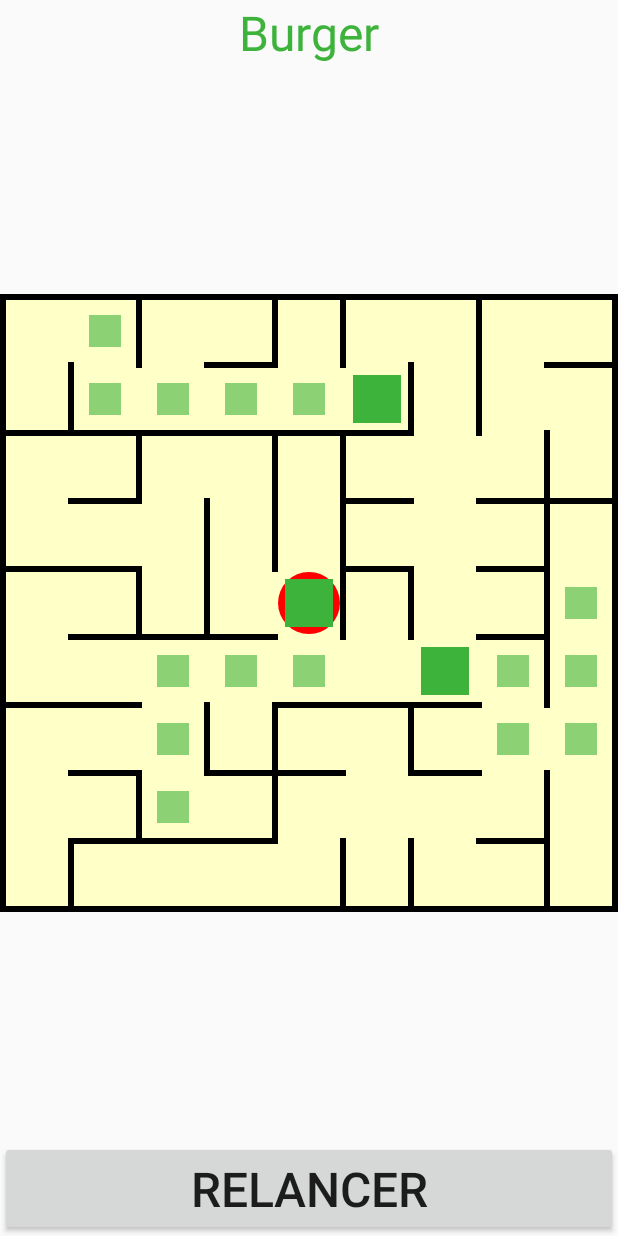
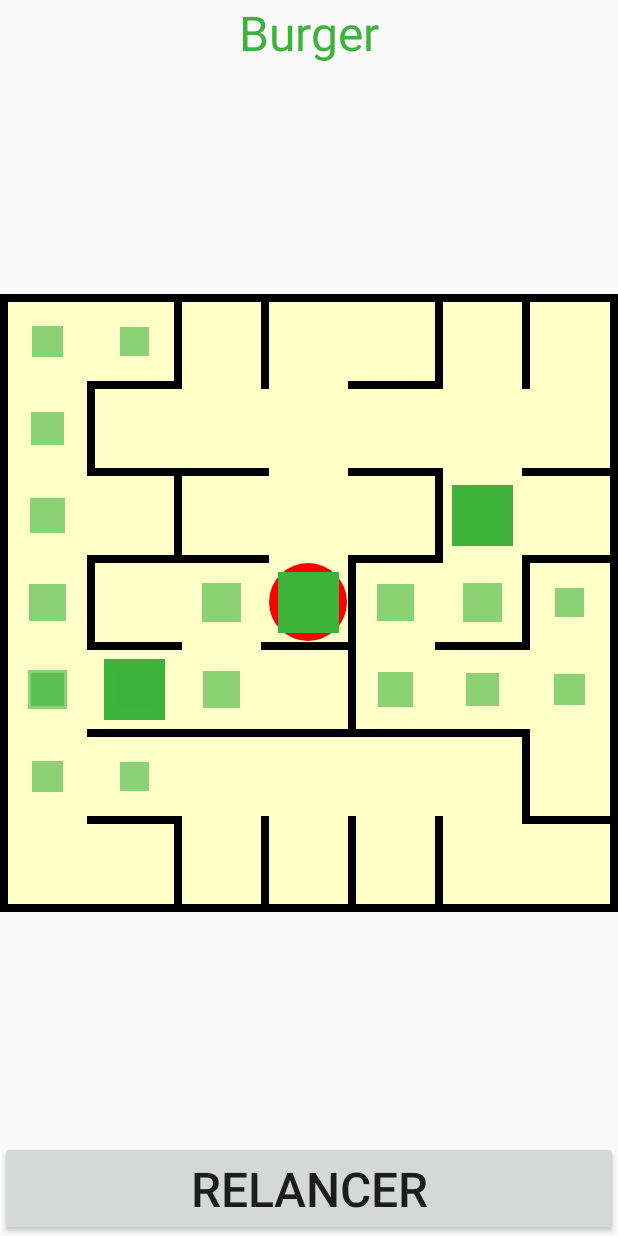
Before and after one commit to Owasana/Aleachoice, an Android app: the screen it shows after launch (ResultActivity), after a tap on "GO !", on a phone screen of 412 x 824 dp. Run offline under Robolectric (Android 15) with nearby library versions, the phone set to English and light mode, and no system bars.

Commit message:
Amélioration de l'affichage

```diff
--- a/app/src/main/java/com/example/aleachoice/ResultActivity.java
+++ b/app/src/main/java/com/example/aleachoice/ResultActivity.java
@@ -28,8 +28,13 @@ public class ResultActivity extends AppCompatActivity {
     private MazeView canvas;
     private Button restartButton;
 
+    // Animation d'affichage des chemins.
+    ValueAnimator animator;
+
     // Temps en ms entre deux cases affichés.
     final static int ANIMATION_PERIOD = 200;
+    // 10 case de labyrynthe pour un item.
+    final static int ITEM_SURFACE = 20;
 
     @Override
     protected void onCreate(Bundle savedInstanceState) {
@@ -43,8 +48,8 @@ public class ResultActivity extends AppCompatActivity {
         Intent intent = getIntent();
         collection = (Collection) intent.getSerializableExtra("collection");
 
-        // Une rapide évaluation de la taille du labyrinthe
-        final int mazeSize = collection.size() * 3;
+        // Augmentation de la surface proportionellement au nb d'élement
+        final int mazeSize = (int)(Math.sqrt((double)collection.size() * ITEM_SURFACE));
 
         restartButton.setOnClickListener(new View.OnClickListener() {
             @Override
@@ -57,16 +62,25 @@ public class ResultActivity extends AppCompatActivity {
     }
 
     private void generateAndSolve(int mazeSize) {
+        // Reinitialisation du résultat
+        result.setText("");
+        // Si il existe une animation, l'arrêter
+        if (animator != null) {
+            animator.cancel();
+        }
+
+        // Création du labyrinthe et génération
         Maze maze = new Maze(mazeSize, mazeSize);
         maze.generateFusion();
 
+        // Element par solveur, soit un chemin associé à un item.
         class ItemSolve {
             public Solver.Path path;
             public Item item;
         }
         ArrayList<ItemSolve> results = new ArrayList<>();
 
-        // Placer la sortie au centre
+        // Placement de la sortie au centre
         Exit exit = new Exit(mazeSize / 2, mazeSize / 2);
 
         final float radius = (float)(maze.getColumn() - 1) / 2.0f;
@@ -108,7 +122,7 @@ public class ResultActivity extends AppCompatActivity {
         final ItemSolve winner = results.get(0);
         final int nbCases = winner.path.size();
         // Définition d'une animation pour chaque case du chemin gagnant.
-        ValueAnimator animator = ValueAnimator.ofInt(0, nbCases);
+        animator = ValueAnimator.ofInt(0, nbCases);
         // Affichage toutes les 1 secondes
         animator.setDuration(ANIMATION_PERIOD * winner.path.size());
         // Valeur linéaire par rapport au temps
--- a/app/src/main/java/view/MazeView.java
+++ b/app/src/main/java/view/MazeView.java
@@ -161,8 +161,6 @@ public class MazeView extends View {
             return;
         }
 
-        final int margin = (int)(((float)caseSize) * PATH_CASE_RATIO / 2.0f);
-        final int halfMargin = margin / 2;
 
         // Parcous inverse pour dessiner le gagnant en dernier
         for (int i = paths.size() - 1; i >= 0; --i) {
@@ -176,6 +174,10 @@ public class MazeView extends View {
             // Dessin de n-1 cases
             for (int j = 0; j < nbCase - 1; ++j) {
                 Maze.CaseIndex cind = cpath.path.get(j);
+                // La marge minimal
+                final int minMargin = (int)(((float)caseSize) * PATH_CASE_RATIO / 2.0f);
+                // Marge graduelle en fonction de la distance avec la case avec la tête du chemin
+                final int margin = minMargin + minMargin / 3 * (nbCase - 1 - j) / (nbCase - 1);
                 drawPathCase(canvas, paint, cind, borderWidth, halfBorder, innerLeft, innerTop, caseSize, margin);
             }
 
@@ -185,7 +187,8 @@ public class MazeView extends View {
             // Dessin de la n case (dernière case).
             if (nbCase > 0) {
                 Maze.CaseIndex cind = cpath.path.get(nbCase - 1);
-                drawPathCase(canvas, paint, cind, borderWidth, halfBorder, innerLeft, innerTop, caseSize, halfMargin);
+                final int margin = (int)(((float)caseSize) * PATH_CASE_RATIO / 4.0f);
+                drawPathCase(canvas, paint, cind, borderWidth, halfBorder, innerLeft, innerTop, caseSize, margin);
             }
         }
     }
```
Also changed, not shown: app/src/main/java/model/Collection.java (+1 -14 lines), app/src/main/java/view/DeleteItemFragment.java (+3 -10 lines).
